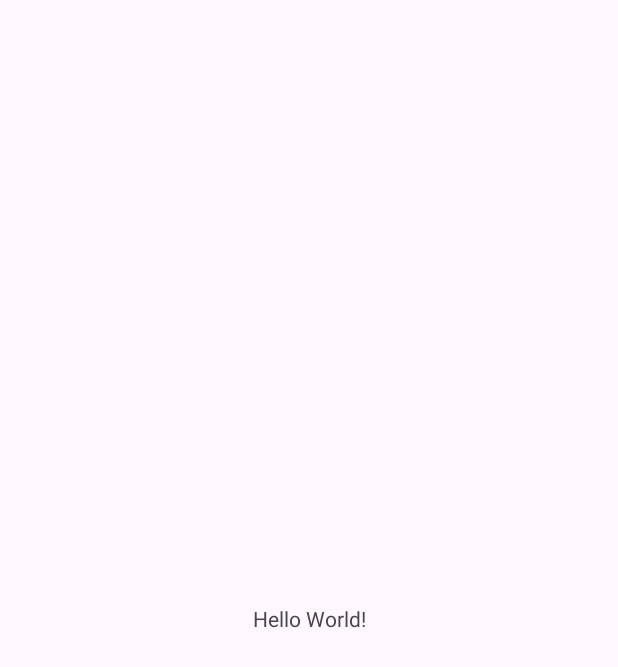
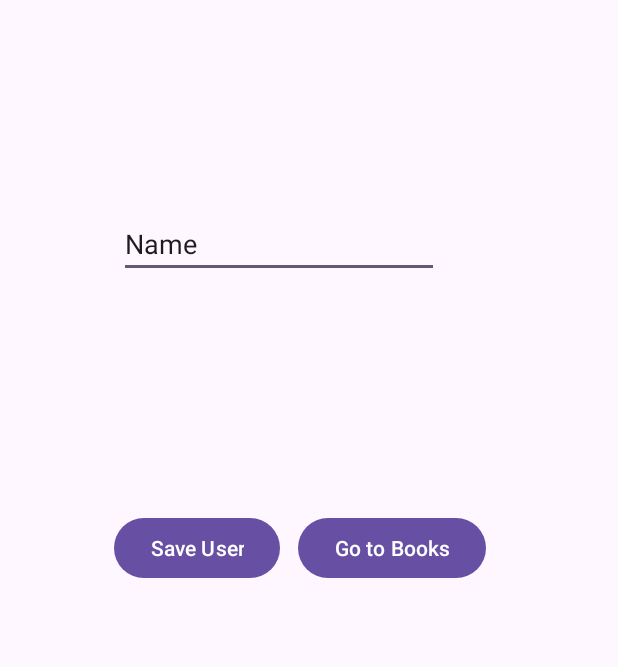
Before and after one commit to GACoutts/OPSC6311_P.O.E, an Android app: the screen it shows after launch (MainActivity), on a phone screen of 412 x 824 dp. Before the commit the part shown is almost empty. Shown: the top 667 px of the screen. Run offline under Robolectric (Android 15) with nearby library versions, the phone set to English and light mode, and no system bars; our stand-ins replace Room's generated code.

Commit message:
Start of page 8

```diff
--- a/app/src/main/AndroidManifest.xml
+++ b/app/src/main/AndroidManifest.xml
@@ -13,6 +13,9 @@
         android:theme="@style/Theme.Supa_Budg"
         tools:targetApi="31">
         <activity
+            android:name=".progress_Dashboard"
+            android:exported="false" />
+        <activity
             android:name=".MainActivity"
             android:exported="true">
             <intent-filter>
--- a/app/src/main/java/com/example/supa_budg/MainActivity.kt
+++ b/app/src/main/java/com/example/supa_budg/MainActivity.kt
@@ -1,10 +1,25 @@
 package com.example.supa_budg
 
 import android.os.Bundle
+import android.widget.Button
+import android.widget.EditText
+import android.widget.TextView
 import androidx.activity.enableEdgeToEdge
 import androidx.appcompat.app.AppCompatActivity
 import androidx.core.view.ViewCompat
 import androidx.core.view.WindowInsetsCompat
+import androidx.lifecycle.lifecycleScope
+import com.example.supa_budg.data.AppDatabase
+import com.example.supa_budg.data.User
+import com.example.supa_budg.data.UserDao
+import kotlinx.coroutines.launch
+
+
+private lateinit var db: AppDatabase
+private lateinit var userDao: UserDao
+private lateinit var editTextName: EditText
+private lateinit var buttonSave: Button
+private lateinit var textViewUsers: TextView
 
 class MainActivity : AppCompatActivity() {
     override fun onCreate(savedInstanceState: Bundle?) {
@@ -16,5 +31,33 @@ class MainActivity : AppCompatActivity() {
             v.setPadding(systemBars.left, systemBars.top, systemBars.right, systemBars.bottom)
             insets
         }
+        db = AppDatabase.getDatabase(this)
+        userDao = db.userDao()
+
+        editTextName = findViewById(R.id.editTextName)
+        buttonSave = findViewById(R.id.buttonSave)
+        textViewUsers = findViewById(R.id.textViewUsers)
+
+        buttonSave.setOnClickListener(){
+            val name = editTextName.text.toString()
+            if(name.isNotBlank()){
+                lifecycleScope.launch {
+                    userDao.insert(User(name = name))
+                    showUsers()
+                }
+                editTextName.text.clear()
+            }
+        }
+        lifecycleScope.launch {
+            showUsers()
+        }
+    }
+
+    private suspend fun showUsers(){
+        val users = userDao.getAllUsers()
+        val names = users.joinToString("\n"){"${it.id}: ${it.name}"}
+        runOnUiThread(){
+            textViewUsers.text = names
+        }
     }
 }
--- a/app/src/main/res/layout/activity_main.xml
+++ b/app/src/main/res/layout/activity_main.xml
@@ -7,13 +7,48 @@
     android:layout_height="match_parent"
     tools:context=".MainActivity">
 
-    <TextView
+    <EditText
+        android:id="@+id/editTextName"
         android:layout_width="wrap_content"
         android:layout_height="wrap_content"
-        android:text="Hello World!"
-        app:layout_constraintBottom_toBottomOf="parent"
-        app:layout_constraintEnd_toEndOf="parent"
+        android:layout_marginStart="79dp"
+        android:layout_marginTop="140dp"
+        android:ems="10"
+        android:inputType="text"
+        android:text="Name"
         app:layout_constraintStart_toStartOf="parent"
-        app:layout_constraintTop_toTopOf="parent" />
+        app:layout_constraintTop_toTopOf="parent"
+        tools:ignore="TouchTargetSizeCheck" />
+
+    <Button
+        android:id="@+id/buttonSave"
+        android:layout_width="wrap_content"
+        android:layout_height="wrap_content"
+        android:layout_marginStart="76dp"
+        android:layout_marginTop="156dp"
+        android:text="Save User"
+        app:layout_constraintStart_toStartOf="parent"
+        app:layout_constraintTop_toBottomOf="@+id/editTextName" />
+
+    <TextView
+        android:id="@+id/textViewUsers"
+        android:layout_width="wrap_content"
+        android:layout_height="wrap_content"
+        android:layout_marginStart="116dp"
+        android:layout_marginTop="80dp"
+        android:text="User list will appear here"
+        app:layout_constraintStart_toStartOf="parent"
+        app:layout_constraintTop_toBottomOf="@+id/buttonSave" />
+
+    <Button
+        android:id="@+id/buttonGoToBooks"
+        android:layout_width="wrap_content"
+        android:layout_height="wrap_content"
+        android:layout_marginStart="12dp"
+        android:layout_marginTop="156dp"
+        android:text="Go to Books"
+        app:layout_constraintStart_toEndOf="@+id/buttonSave"
+        app:layout_constraintTop_toBottomOf="@+id/editTextName" />
+
 
 </androidx.constraintlayout.widget.ConstraintLayout>
```
Also changed, not shown: app/src/main/java/com/example/supa_budg/progress_Dashboard.kt (added, +20 -0 lines), app/src/main/res/layout/activity_progress_dashboard.xml (added, +32 -0 lines), app/src/main/res/drawable/progressDashboardBackdrop.png (added).
